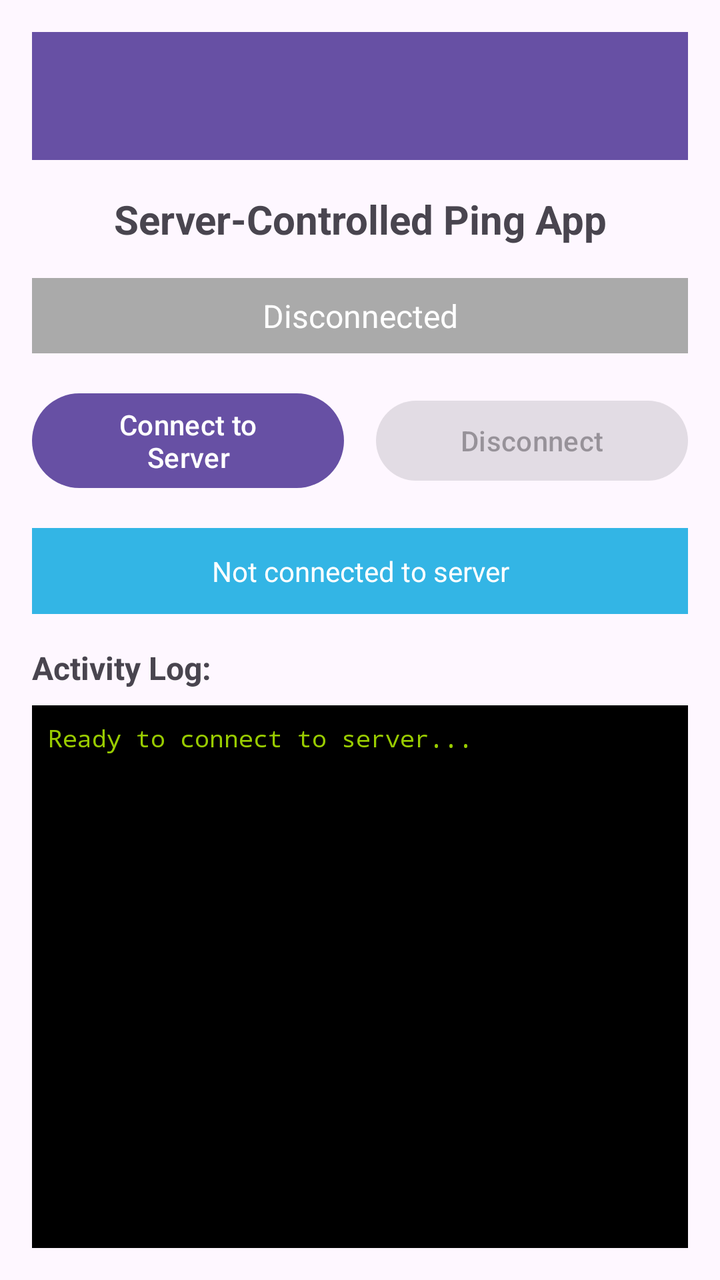
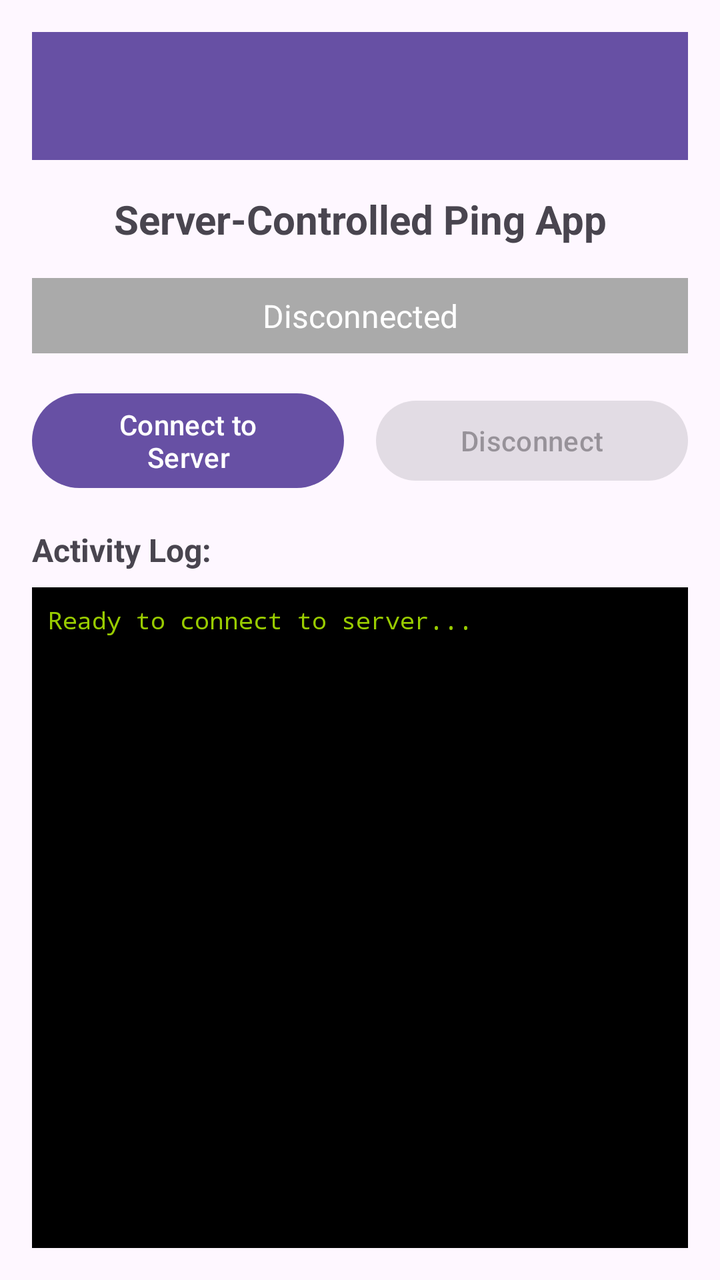

An Android layout rendered at two revisions. The XML below is the earlier revision; the diff shows what the commit changed to produce the second picture.
<!-- AndroidManifest.xml: application theme Theme.MyFirstApp -->
<!-- res/layout/activity_main.xml -->
<?xml version="1.0" encoding="utf-8"?>
<LinearLayout xmlns:android="http://schemas.android.com/apk/res/android"
    xmlns:app="http://schemas.android.com/apk/res-auto"
    android:layout_width="match_parent"
    android:layout_height="match_parent"
    android:orientation="vertical"
    android:padding="16dp">

    <androidx.appcompat.widget.Toolbar
        android:id="@+id/toolbar"
        android:layout_width="match_parent"
        android:layout_height="?attr/actionBarSize"
        android:background="?attr/colorPrimary"
        android:theme="@style/ThemeOverlay.AppCompat.Dark.ActionBar"
        app:popupTheme="@style/ThemeOverlay.AppCompat.Light" />

    <TextView
        android:layout_width="match_parent"
        android:layout_height="wrap_content"
        android:text="Server-Controlled Ping App"
        android:textSize="20sp"
        android:textStyle="bold"
        android:gravity="center"
        android:padding="16dp" />

    <TextView
        android:id="@+id/tvStatus"
        android:layout_width="match_parent"
        android:layout_height="wrap_content"
        android:text="Disconnected"
        android:textSize="16sp"
        android:gravity="center"
        android:padding="8dp"
        android:background="@android:color/darker_gray"
        android:textColor="@android:color/white"
        android:layout_marginBottom="16dp" />

    <LinearLayout
        android:layout_width="match_parent"
        android:layout_height="wrap_content"
        android:orientation="horizontal"
        android:gravity="center"
        android:layout_marginBottom="16dp">

        <Button
            android:id="@+id/btnConnect"
            android:layout_width="0dp"
            android:layout_height="wrap_content"
            android:layout_weight="1"
            android:text="Connect to Server"
            android:layout_marginEnd="8dp" />

        <Button
            android:id="@+id/btnDisconnect"
            android:layout_width="0dp"
            android:layout_height="wrap_content"
            android:layout_weight="1"
            android:text="Disconnect"
            android:layout_marginStart="8dp"
            android:enabled="false" />

    </LinearLayout>

    <TextView
        android:id="@+id/tvServerInstructions"
        android:layout_width="match_parent"
        android:layout_height="wrap_content"
        android:text="Not connected to server"
        android:textSize="14sp"
        android:padding="12dp"
        android:background="@android:color/holo_blue_light"
        android:textColor="@android:color/white"
        android:layout_marginBottom="16dp"
        android:gravity="center" />

    <TextView
        android:layout_width="match_parent"
        android:layout_height="wrap_content"
        android:text="Activity Log:"
        android:textSize="16sp"
        android:textStyle="bold"
        android:layout_marginBottom="8dp" />

    <ScrollView
        android:layout_width="match_parent"
        android:layout_height="0dp"
        android:layout_weight="1"
        android:background="@android:color/black"
        android:padding="8dp">

        <TextView
            android:id="@+id/tvLog"
            android:layout_width="match_parent"
            android:layout_height="wrap_content"
            android:text="Ready to connect to server...\n"
            android:textColor="@android:color/holo_green_light"
            android:textSize="12sp"
            android:fontFamily="monospace" />

    </ScrollView>

</LinearLayout>
<!-- resources referenced by this layout -->
<resources>
  <style name="Theme.MyFirstApp" parent="Base.Theme.MyFirstApp" />
  <style name="Base.Theme.MyFirstApp" parent="Theme.Material3.DayNight.NoActionBar">
          
          
      </style>
</resources>

<!-- the commit's change to res/layout/activity_main.xml (unified diff, before → after) -->
@@ -71,7 +71,9 @@
         android:background="@android:color/holo_blue_light"
         android:textColor="@android:color/white"
         android:layout_marginBottom="16dp"
-        android:gravity="center" />
+        android:gravity="center"
+        android:visibility="gone" />
+    >
 
     <TextView
         android:layout_width="match_parent"
@@ -92,10 +94,10 @@
             android:id="@+id/tvLog"
             android:layout_width="match_parent"
             android:layout_height="wrap_content"
+            android:fontFamily="monospace"
             android:text="Ready to connect to server...\n"
             android:textColor="@android:color/holo_green_light"
-            android:textSize="12sp"
-            android:fontFamily="monospace" />
+            android:textSize="12sp" />
 
     </ScrollView>
 
